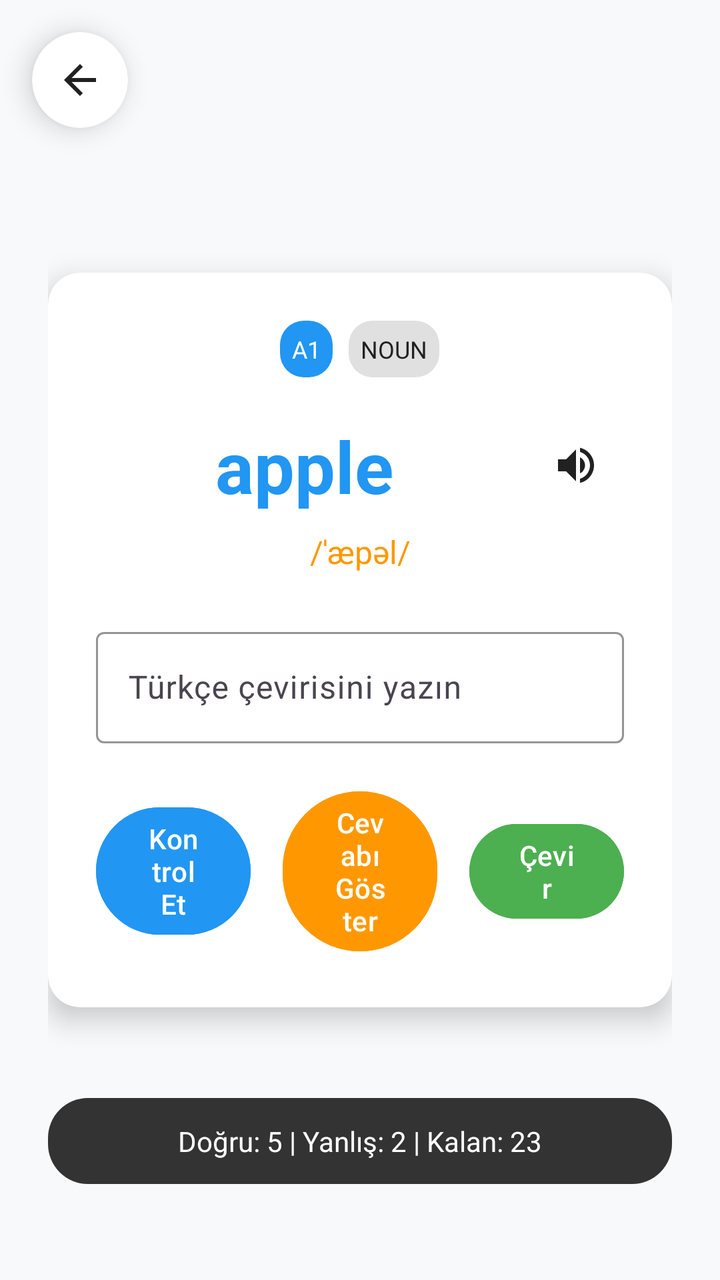
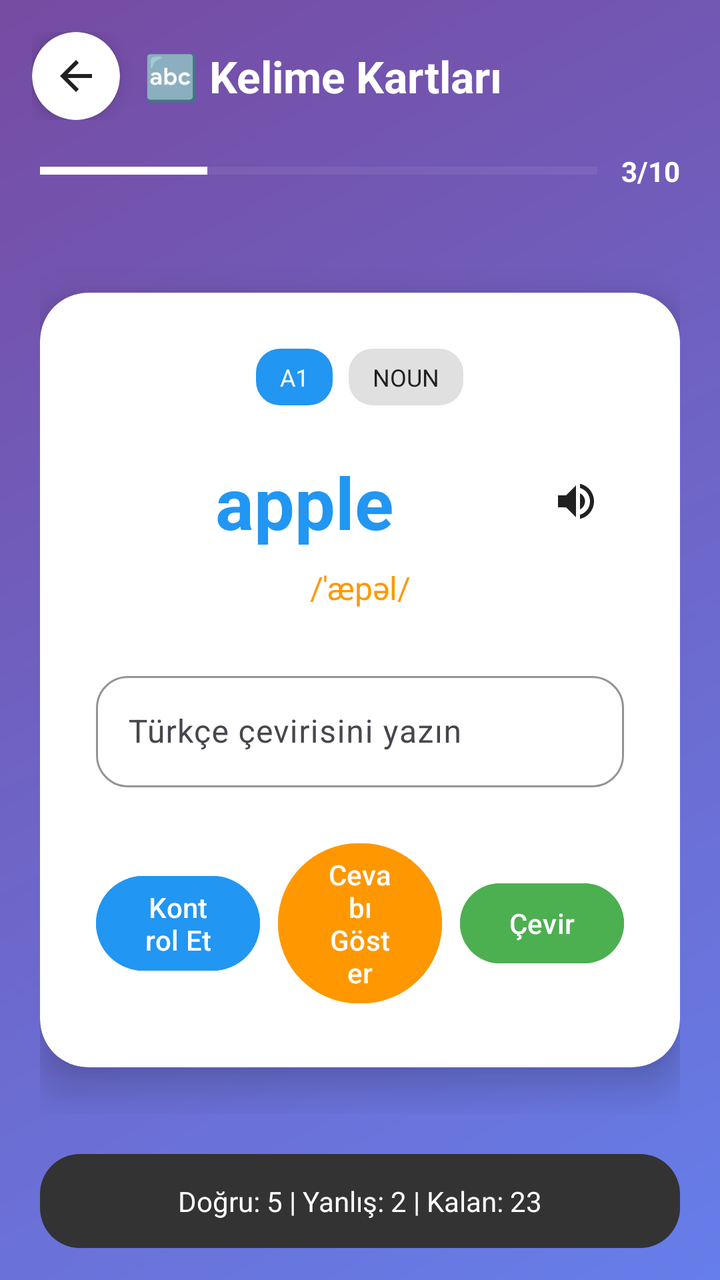

The first picture is an Android layout as it rendered before a commit; the second is the same layout after the commit. The layout source and the unified diff follow.
<!-- AndroidManifest.xml: application theme Theme.UygulamaProje -->
<!-- res/layout/activity_card.xml -->
<?xml version="1.0" encoding="utf-8"?>
<androidx.constraintlayout.widget.ConstraintLayout xmlns:android="http://schemas.android.com/apk/res/android"
    xmlns:app="http://schemas.android.com/apk/res-auto"
    android:layout_width="match_parent"
    android:layout_height="match_parent">

    
    <androidx.cardview.widget.CardView
        android:layout_width="wrap_content"
        android:layout_height="wrap_content"
        android:layout_margin="16dp"
        app:cardCornerRadius="24dp"
        app:cardElevation="8dp"
        app:cardBackgroundColor="?attr/colorSurface"
        app:layout_constraintStart_toStartOf="parent"
        app:layout_constraintTop_toTopOf="parent">

        <ImageButton
            android:id="@+id/btnBack"
            android:layout_width="48dp"
            android:layout_height="48dp"
            android:background="?attr/selectableItemBackgroundBorderless"
            android:src="@drawable/ic_arrow_back"
            android:contentDescription="Ana Menüye Dön"
            android:padding="12dp"
            android:scaleType="fitCenter" />

    </androidx.cardview.widget.CardView>

    <FrameLayout
        android:layout_width="match_parent"
        android:layout_height="match_parent"
        android:padding="24dp"
        android:background="?android:attr/colorBackground">

        <androidx.cardview.widget.CardView
            android:id="@+id/cardView"
            android:layout_width="match_parent"
            android:layout_height="wrap_content"
            android:layout_gravity="center"
            app:cardElevation="8dp"
            app:cardCornerRadius="16dp"
            app:cardBackgroundColor="?attr/colorSurface">

            <LinearLayout
                android:layout_width="match_parent"
                android:layout_height="wrap_content"
                android:orientation="vertical"
                android:padding="24dp"
                android:gravity="center_horizontal">

                
                <LinearLayout
                    android:id="@+id/frontLayout"
                    android:layout_width="match_parent"
                    android:layout_height="wrap_content"
                    android:orientation="vertical">

                    
                    <LinearLayout
                        android:layout_width="match_parent"
                        android:layout_height="wrap_content"
                        android:orientation="horizontal"
                        android:gravity="center"
                        android:layout_marginBottom="20dp">

                        <TextView
                            android:id="@+id/tvLevel"
                            android:layout_width="wrap_content"
                            android:layout_height="wrap_content"
                            android:text="A1"
                            android:textSize="12sp"
                            android:textColor="#FFFFFF"
                            android:background="@drawable/level_badge"
                            android:padding="6dp"
                            android:layout_marginEnd="8dp" />

                        <TextView
                            android:id="@+id/tvCategory"
                            android:layout_width="wrap_content"
                            android:layout_height="wrap_content"
                            android:text="NOUN"
                            android:textSize="12sp"
                            android:textColor="?attr/colorOnSurface"
                            android:background="@drawable/category_badge"
                            android:padding="6dp" />

                    </LinearLayout>

                    
                    <LinearLayout
                        android:layout_width="match_parent"
                        android:layout_height="wrap_content"
                        android:orientation="horizontal"
                        android:gravity="center"
                        android:layout_marginBottom="8dp">

                        <TextView
                            android:id="@+id/tvCardTextEnglish"
                            android:text="apple"
                            android:textSize="36sp"
                            android:textStyle="bold"
                            android:textColor="?attr/colorPrimary"
                            android:gravity="center"
                            android:layout_width="0dp"
                            android:layout_height="wrap_content"
                            android:layout_weight="1" />

                        <ImageButton
                            android:id="@+id/btnPlaySound"
                            android:layout_width="48dp"
                            android:layout_height="48dp"
                            android:src="@drawable/ic_volume_up"
                            android:background="?attr/selectableItemBackgroundBorderless"
                            android:contentDescription="@string/play_pronunciation"
                            android:padding="8dp"
                            android:layout_marginStart="8dp" />

                    </LinearLayout>

                    
                    <TextView
                        android:id="@+id/tvPhonetic"
                        android:text="/ˈæpəl/"
                        android:textSize="16sp"
                        android:textColor="?attr/colorSecondary"
                        android:gravity="center"
                        android:layout_width="match_parent"
                        android:layout_height="wrap_content"
                        android:layout_marginBottom="24dp" />

                    
                    <com.google.android.material.textfield.TextInputLayout
                        android:id="@+id/inputLayout"
                        android:layout_width="match_parent"
                        android:layout_height="wrap_content"
                        android:layout_marginBottom="20dp"
                        app:boxStrokeColor="?attr/colorPrimary"
                        app:hintTextColor="?attr/colorPrimary">

                        <com.google.android.material.textfield.TextInputEditText
                            android:id="@+id/etTranslation"
                            android:layout_width="match_parent"
                            android:layout_height="wrap_content"
                            android:hint="Türkçe çevirisini yazın"
                            android:textSize="16sp"
                            android:textColor="?attr/colorOnSurface"
                            android:imeOptions="actionDone"
                            android:inputType="text" />

                    </com.google.android.material.textfield.TextInputLayout>

                    
                    <LinearLayout
                        android:layout_width="match_parent"
                        android:layout_height="wrap_content"
                        android:orientation="horizontal"
                        android:gravity="center">

                        <Button
                            android:id="@+id/btnCheck"
                            android:text="Kontrol Et"
                            android:layout_width="0dp"
                            android:layout_height="wrap_content"
                            android:layout_weight="1"
                            android:layout_marginEnd="8dp"
                            android:backgroundTint="?attr/colorPrimary"
                            android:textColor="?attr/colorOnPrimary" />

                        <Button
                            android:id="@+id/btnShowAnswer"
                            android:text="Cevabı Göster"
                            android:layout_width="0dp"
                            android:layout_height="wrap_content"
                            android:layout_weight="1"
                            android:layout_marginStart="8dp"
                            android:layout_marginEnd="8dp"
                            android:backgroundTint="?attr/colorSecondary"
                            android:textColor="?attr/colorOnSecondary" />

                        <Button
                            android:id="@+id/btnTranslate"
                            android:text="Çevir"
                            android:layout_width="0dp"
                            android:layout_height="wrap_content"
                            android:layout_weight="1"
                            android:layout_marginStart="8dp"
                            android:backgroundTint="@color/button_success"
                            android:textColor="@color/text_white" />

                    </LinearLayout>

                </LinearLayout>

                
                <LinearLayout
                    android:id="@+id/resultLayout"
                    android:layout_width="match_parent"
                    android:layout_height="wrap_content"
                    android:orientation="vertical"
                    android:layout_marginTop="0dp"
                    android:background="@color/card_back_tint"
                    android:padding="16dp"
                    android:visibility="gone">

                    <TextView
                        android:id="@+id/tvResult"
                        android:layout_width="match_parent"
                        android:layout_height="wrap_content"
                        android:text="Doğru!"
                        android:textSize="18sp"
                        android:textStyle="bold"
                        android:gravity="center"
                        android:padding="12dp"
                        android:background="@drawable/result_background_correct"
                        android:textColor="#FFFFFF"
                        android:layout_marginBottom="12dp" />

                    <TextView
                        android:id="@+id/tvCorrectAnswer"
                        android:layout_width="match_parent"
                        android:layout_height="wrap_content"
                        android:text="Doğru cevap: elma"
                        android:textSize="16sp"
                        android:gravity="center"
                        android:textColor="?attr/colorOnSurface"
                        android:layout_marginBottom="16dp"
                        android:visibility="gone" />

                    <Button
                        android:id="@+id/btnNext"
                        android:text="Sonraki Kelime"
                        android:layout_width="match_parent"
                        android:layout_height="wrap_content"
                        android:backgroundTint="?attr/colorSecondary"
                        android:textColor="?attr/colorOnSecondary" />

                </LinearLayout>

            </LinearLayout>

        </androidx.cardview.widget.CardView>

        
        <LinearLayout
            android:layout_width="match_parent"
            android:layout_height="wrap_content"
            android:layout_gravity="bottom|center_horizontal"
            android:orientation="horizontal"
            android:gravity="center"
            android:layout_marginBottom="24dp"
            android:background="@drawable/stats_background"
            android:padding="12dp">

            <TextView
                android:id="@+id/tvStats"
                android:layout_width="wrap_content"
                android:layout_height="wrap_content"
                android:text="Doğru: 5 | Yanlış: 2 | Kalan: 23"
                android:textSize="14sp"
                android:textColor="#FFFFFF" />

        </LinearLayout>

    </FrameLayout>

</androidx.constraintlayout.widget.ConstraintLayout>
<!-- resources referenced by this layout -->
<resources>
  <color name="button_success">#4CAF50</color>
  <color name="card_back_tint">#EEE6FF</color>
  <color name="text_white">#FFFFFF</color>
  <!-- drawable category_badge (drawable) -->
  <?xml version="1.0" encoding="utf-8"?>
  <shape xmlns:android="http://schemas.android.com/apk/res/android"
      android:shape="rectangle">
      <solid android:color="#E0E0E0" />
      <corners android:radius="12dp" />
  </shape>
  <!-- drawable ic_arrow_back (drawable) -->
  <vector xmlns:android="http://schemas.android.com/apk/res/android"
      android:width="24dp"
      android:height="24dp"
      android:viewportWidth="24"
      android:viewportHeight="24"
      android:tint="?attr/colorOnBackground">
    <path
        android:fillColor="@android:color/white"
        android:pathData="M20,11H7.83l5.59,-5.59L12,4l-8,8 8,8 1.41,-1.41L7.83,13H20v-2z"/>
  </vector>
  <!-- drawable ic_volume_up (drawable) -->
  <vector xmlns:android="http://schemas.android.com/apk/res/android"
      android:width="24dp"
      android:height="24dp"
      android:viewportWidth="24"
      android:viewportHeight="24"
      android:tint="?attr/colorOnSurface">
    <path
        android:fillColor="@android:color/white"
        android:pathData="M3,9v6h4l5,5L12,4L7,9L3,9zM16.5,12c0,-1.77 -1.02,-3.29 -2.5,-4.03v8.05c1.48,-0.73 2.5,-2.25 2.5,-4.02zM14,3.23v2.06c2.89,0.86 5,3.54 5,6.71s-2.11,5.85 -5,6.71v2.06c4.01,-0.91 7,-4.49 7,-8.77s-2.99,-7.86 -7,-8.77z"/>
  </vector>
  <!-- drawable level_badge (drawable) -->
  <?xml version="1.0" encoding="utf-8"?>
  <shape xmlns:android="http://schemas.android.com/apk/res/android"
      android:shape="rectangle">
      <solid android:color="#2196F3" />
      <corners android:radius="12dp" />
  </shape>
  <!-- drawable result_background_correct (drawable) -->
  <?xml version="1.0" encoding="utf-8"?>
  <shape xmlns:android="http://schemas.android.com/apk/res/android"
      android:shape="rectangle">
      <solid android:color="#4CAF50" />
      <corners android:radius="8dp" />
  </shape>
  <!-- drawable stats_background (drawable) -->
  <?xml version="1.0" encoding="utf-8"?>
  <shape xmlns:android="http://schemas.android.com/apk/res/android"
      android:shape="rectangle">
      <solid android:color="#333333" />
      <corners android:radius="20dp" />
  </shape>
  <string name="play_pronunciation">Telaffuzu dinle</string>
  <style name="Theme.UygulamaProje" parent="Base.Theme.UygulamaProje" />
  <style name="Base.Theme.UygulamaProje" parent="Theme.Material3.DayNight.NoActionBar">
          
          <item name="colorPrimary">@color/primary_blue</item>
          <item name="colorOnPrimary">@color/text_white</item>
          <item name="colorSecondary">@color/accent_orange</item>
          <item name="colorOnSecondary">@color/text_white</item>
          <item name="android:colorBackground">@color/background_light</item>
          <item name="colorSurface">@color/background_card</item>
          <item name="colorOnSurface">@color/text_primary</item>
          <item name="colorOnBackground">@color/text_primary</item>
      </style>
  <color name="primary_blue">#2196F3</color>
  <color name="accent_orange">#FF9800</color>
  <color name="background_light">#F8F9FA</color>
  <color name="background_card">#FFFFFF</color>
  <color name="text_primary">#212121</color>
</resources>

<!-- the commit's change to res/layout/activity_card.xml (unified diff, before → after) -->
@@ -2,51 +2,107 @@
 <androidx.constraintlayout.widget.ConstraintLayout xmlns:android="http://schemas.android.com/apk/res/android"
     xmlns:app="http://schemas.android.com/apk/res-auto"
     android:layout_width="match_parent"
-    android:layout_height="match_parent">
+    android:layout_height="match_parent"
+    android:background="@drawable/gradient_background">
 
     
-    <androidx.cardview.widget.CardView
-        android:layout_width="wrap_content"
+    <LinearLayout
+        android:id="@+id/headerLayout"
+        android:layout_width="match_parent"
         android:layout_height="wrap_content"
-        android:layout_margin="16dp"
-        app:cardCornerRadius="24dp"
-        app:cardElevation="8dp"
-        app:cardBackgroundColor="?attr/colorSurface"
-        app:layout_constraintStart_toStartOf="parent"
+        android:orientation="horizontal"
+        android:gravity="center_vertical"
+        android:paddingHorizontal="16dp"
+        android:paddingTop="16dp"
+        android:paddingBottom="8dp"
         app:layout_constraintTop_toTopOf="parent">
 
-        <ImageButton
-            android:id="@+id/btnBack"
-            android:layout_width="48dp"
-            android:layout_height="48dp"
-            android:background="?attr/selectableItemBackgroundBorderless"
-            android:src="@drawable/ic_arrow_back"
-            android:contentDescription="Ana Menüye Dön"
-            android:padding="12dp"
-            android:scaleType="fitCenter" />
-
-    </androidx.cardview.widget.CardView>
-
+        <androidx.cardview.widget.CardView
+            android:layout_width="wrap_content"
+            android:layout_height="wrap_content"
+            app:cardCornerRadius="24dp"
+            app:cardElevation="6dp"
+            app:cardBackgroundColor="?attr/colorSurface">
+
+            <ImageButton
+                android:id="@+id/btnBack"
+                android:layout_width="44dp"
+                android:layout_height="44dp"
+                android:background="?attr/selectableItemBackgroundBorderless"
+                android:src="@drawable/ic_arrow_back"
+                android:contentDescription="Ana Menüye Dön"
+                android:padding="10dp"
+                android:scaleType="fitCenter" />
+
+        </androidx.cardview.widget.CardView>
+
+        <TextView
+            android:layout_width="0dp"
+            android:layout_height="wrap_content"
+            android:layout_weight="1"
+            android:layout_marginStart="12dp"
+            android:text="🔤 Kelime Kartları"
+            android:textSize="22sp"
+            android:textStyle="bold"
+            android:textColor="@color/text_white" />
+
+    </LinearLayout>
+
+    
+    <LinearLayout
+        android:id="@+id/progressSection"
+        android:layout_width="match_parent"
+        android:layout_height="wrap_content"
+        android:orientation="horizontal"
+        android:gravity="center_vertical"
+        android:paddingHorizontal="20dp"
+        android:paddingVertical="8dp"
+        app:layout_constraintTop_toBottomOf="@id/headerLayout">
+
+        <ProgressBar
+            android:id="@+id/cardProgressBar"
+            style="?android:attr/progressBarStyleHorizontal"
+            android:layout_width="0dp"
+            android:layout_height="6dp"
+            android:layout_weight="1"
+            android:progress="30"
+            android:progressTint="@color/text_white"
+            android:progressBackgroundTint="#40FFFFFF" />
+
+        <TextView
+            android:id="@+id/tvCardProgress"
+            android:layout_width="wrap_content"
+            android:layout_height="wrap_content"
+            android:text="3/10"
+            android:textColor="@color/text_white"
+            android:textSize="14sp"
+            android:textStyle="bold"
+            android:layout_marginStart="12dp" />
+
+    </LinearLayout>
+
+    
     <FrameLayout
         android:layout_width="match_parent"
-        android:layout_height="match_parent"
-        android:padding="24dp"
-        android:background="?android:attr/colorBackground">
+        android:layout_height="0dp"
+        android:padding="20dp"
+        app:layout_constraintTop_toBottomOf="@id/progressSection"
+        app:layout_constraintBottom_toTopOf="@id/statsBar">
 
         <androidx.cardview.widget.CardView
             android:id="@+id/cardView"
             android:layout_width="match_parent"
             android:layout_height="wrap_content"
             android:layout_gravity="center"
-            app:cardElevation="8dp"
-            app:cardCornerRadius="16dp"
+            app:cardElevation="12dp"
+            app:cardCornerRadius="24dp"
             app:cardBackgroundColor="?attr/colorSurface">
 
             <LinearLayout
                 android:layout_width="match_parent"
                 android:layout_height="wrap_content"
                 android:orientation="vertical"
-                android:padding="24dp"
+                android:padding="28dp"
                 android:gravity="center_horizontal">
 
                 
@@ -62,7 +118,7 @@
                         android:layout_height="wrap_content"
                         android:orientation="horizontal"
                         android:gravity="center"
-                        android:layout_marginBottom="20dp">
+                        android:layout_marginBottom="24dp">
 
                         <TextView
                             android:id="@+id/tvLevel"
@@ -72,7 +128,8 @@
                             android:textSize="12sp"
                             android:textColor="#FFFFFF"
                             android:background="@drawable/level_badge"
-                            android:padding="6dp"
+                            android:paddingHorizontal="12dp"
+                            android:paddingVertical="6dp"
                             android:layout_marginEnd="8dp" />
 
                         <TextView
@@ -83,7 +140,8 @@
                             android:textSize="12sp"
                             android:textColor="?attr/colorOnSurface"
                             android:background="@drawable/category_badge"
-                            android:padding="6dp" />
+                            android:paddingHorizontal="12dp"
+                            android:paddingVertical="6dp" />
 
                     </LinearLayout>
 
@@ -127,14 +185,18 @@
                         android:gravity="center"
                         android:layout_width="match_parent"
                         android:layout_height="wrap_content"
-                        android:layout_marginBottom="24dp" />
+                        android:layout_marginBottom="28dp" />
 
                     
                     <com.google.android.material.textfield.TextInputLayout
                         android:id="@+id/inputLayout"
                         android:layout_width="match_parent"
                         android:layout_height="wrap_content"
-                        android:layout_marginBottom="20dp"
+                        android:layout_marginBottom="24dp"
+                        app:boxCornerRadiusTopStart="16dp"
+                        app:boxCornerRadiusTopEnd="16dp"
+                        app:boxCornerRadiusBottomStart="16dp"
+                        app:boxCornerRadiusBottomEnd="16dp"
                         app:boxStrokeColor="?attr/colorPrimary"
                         app:hintTextColor="?attr/colorPrimary">
 
@@ -163,7 +225,7 @@
                             android:layout_width="0dp"
                             android:layout_height="wrap_content"
                             android:layout_weight="1"
-                            android:layout_marginEnd="8dp"
+                            android:layout_marginEnd="6dp"
                             android:backgroundTint="?attr/colorPrimary"
                             android:textColor="?attr/colorOnPrimary" />
 
@@ -173,8 +235,8 @@
                             android:layout_width="0dp"
                             android:layout_height="wrap_content"
                             android:layout_weight="1"
-                            android:layout_marginStart="8dp"
-                            android:layout_marginEnd="8dp"
+                            android:layout_marginStart="3dp"
+                            android:layout_marginEnd="3dp"
                             android:backgroundTint="?attr/colorSecondary"
                             android:textColor="?attr/colorOnSecondary" />
 
@@ -184,7 +246,7 @@
                             android:layout_width="0dp"
                             android:layout_height="wrap_content"
                             android:layout_weight="1"
-                            android:layout_marginStart="8dp"
+                            android:layout_marginStart="6dp"
                             android:backgroundTint="@color/button_success"
                             android:textColor="@color/text_white" />
 
@@ -241,27 +303,29 @@
 
         </androidx.cardview.widget.CardView>
 
-        
-        <LinearLayout
-            android:layout_width="match_parent"
-            android:layout_height="wrap_content"
-            android:layout_gravity="bottom|center_horizontal"
-            android:orientation="horizontal"
-            android:gravity="center"
-            android:layout_marginBottom="24dp"
-            android:background="@drawable/stats_background"
-            android:padding="12dp">
-
-            <TextView
-                android:id="@+id/tvStats"
-                android:layout_width="wrap_content"
-                android:layout_height="wrap_content"
-                android:text="Doğru: 5 | Yanlış: 2 | Kalan: 23"
-                android:textSize="14sp"
-                android:textColor="#FFFFFF" />
-
-        </LinearLayout>
-
     </FrameLayout>
 
+    
+    <LinearLayout
+        android:id="@+id/statsBar"
+        android:layout_width="match_parent"
+        android:layout_height="wrap_content"
+        android:orientation="horizontal"
+        android:gravity="center"
+        android:layout_marginHorizontal="20dp"
+        android:layout_marginBottom="16dp"
+        android:background="@drawable/stats_background"
+        android:padding="14dp"
+        app:layout_constraintBottom_toBottomOf="parent">
+
+        <TextView
+            android:id="@+id/tvStats"
+            android:layout_width="wrap_content"
+            android:layout_height="wrap_content"
+            android:text="Doğru: 5 | Yanlış: 2 | Kalan: 23"
+            android:textSize="14sp"
+            android:textColor="#FFFFFF" />
+
+    </LinearLayout>
+
 </androidx.constraintlayout.widget.ConstraintLayout>
<!-- resource entries referenced after the edit -->
@@ -9,6 +9,15 @@
       android:shape="rectangle">
       <solid android:color="#E0E0E0" />
       <corners android:radius="12dp" />
+  </shape>
+  <!-- drawable gradient_background (drawable) -->
+  <?xml version="1.0" encoding="utf-8"?>
+  <shape xmlns:android="http://schemas.android.com/apk/res/android"
+      android:shape="rectangle">
+      <gradient
+          android:startColor="@color/gradient_start"
+          android:endColor="@color/gradient_end"
+          android:angle="135" />
   </shape>
   <!-- drawable ic_arrow_back (drawable) -->
   <vector xmlns:android="http://schemas.android.com/apk/res/android"
@@ -55,6 +64,8 @@
   </shape>
   <string name="play_pronunciation">Telaffuzu dinle</string>
   <style name="Theme.UygulamaProje" parent="Base.Theme.UygulamaProje" />
+  <color name="gradient_start">#667eea</color>
+  <color name="gradient_end">#764ba2</color>
   <style name="Base.Theme.UygulamaProje" parent="Theme.Material3.DayNight.NoActionBar">
           
           <item name="colorPrimary">@color/primary_blue</item>
